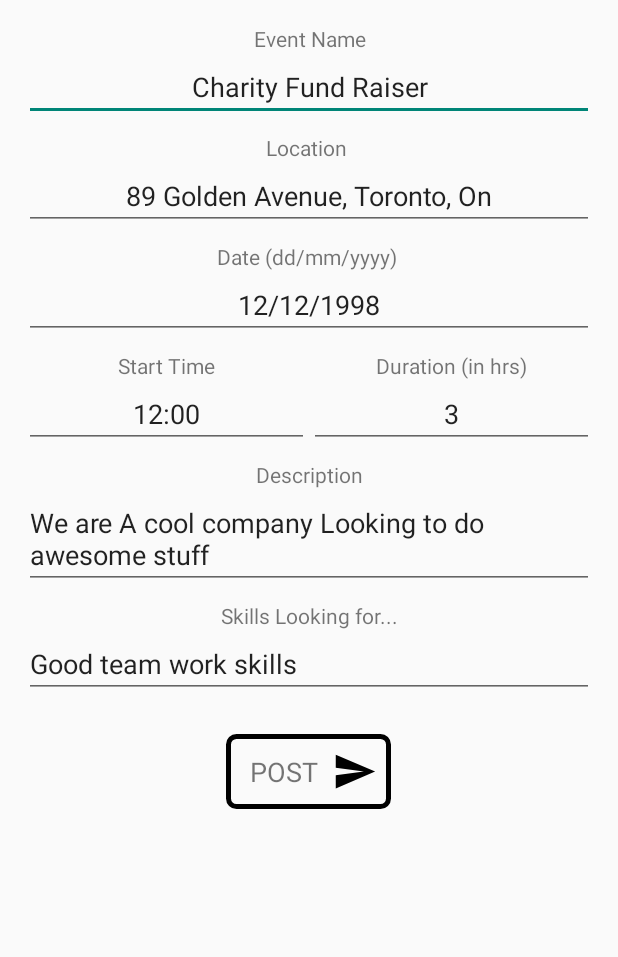
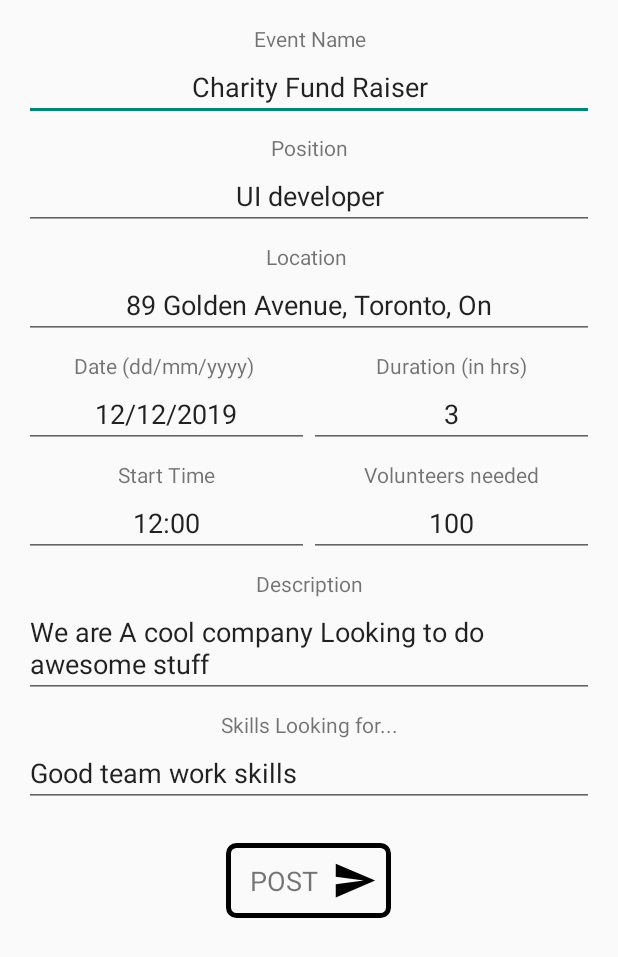
Before and after one commit to ahmedk2/VolunteerHub, an Android app: the CreateNewVolunteerOpportunity screen opened directly, with no data from a screen before it, on a phone screen of 412 x 824 dp. Shown: the top 957 px of the screen. Run offline under Robolectric (Android 15) with nearby library versions, the phone set to English and light mode, and no system bars; our stand-ins replace Firebase (no records; nobody signed in at launch, a user with empty details on screens opened directly).

Commit message:
FRD WORKING POSTNING COMP

```diff
--- a/app/src/main/AndroidManifest.xml
+++ b/app/src/main/AndroidManifest.xml
@@ -1,6 +1,8 @@
 <?xml version="1.0" encoding="utf-8"?>
 <manifest xmlns:android="http://schemas.android.com/apk/res/android"
     package="adjktp.volunteerhub">
+
+    <uses-permission android:name="android.permission.INTERNET" />
 
     <application
         android:allowBackup="true"
--- a/app/src/main/java/adjktp/volunteerhub/Adapters/VolunteerOpportunityAdapter.java
+++ b/app/src/main/java/adjktp/volunteerhub/Adapters/VolunteerOpportunityAdapter.java
@@ -55,7 +55,7 @@ public class VolunteerOpportunityAdapter extends ArrayAdapter {
             Random random = new Random();
             ((TextView) convertView.findViewById(R.id.tvBigLeft)).setText(currentOpportunity.getEventName());
             ((TextView) convertView.findViewById(R.id.tvSmallLeft)).setText(currentOpportunity.getDate());
-            ((TextView) convertView.findViewById(R.id.tvSmallRightTop)).setText(currentOpportunity.getNumberOfattendees() + "/"+ random.nextInt(500) + " attended");
+            ((TextView) convertView.findViewById(R.id.tvSmallRightTop)).setText(currentOpportunity.getNumberOfAttendees() + "/"+ random.nextInt(500) + " attended");
             if (currentOpportunity.getAttended() == 1) {
                 ((TextView) convertView.findViewById(R.id.tvSmallRightBottom)).setText("Hosted");
             } else if (currentOpportunity.getAttended() == 0) {
--- a/app/src/main/java/adjktp/volunteerhub/MainActivity.java
+++ b/app/src/main/java/adjktp/volunteerhub/MainActivity.java
@@ -19,6 +19,10 @@ public class MainActivity extends AppCompatActivity {
     @Override
     protected void onCreate(Bundle savedInstanceState) {
         super.onCreate(savedInstanceState);
+
+        DatabaseHelper dbhelper = new DatabaseHelper(getApplicationContext());
+        dbhelper.insertValue("userIsVolunteer", "0");
+
 
         // make app fullscreen
         getWindow().setFlags(WindowManager.LayoutParams.FLAG_FULLSCREEN,
--- a/app/src/main/res/layout/activity_create_new_volunteer_opportunity.xml
+++ b/app/src/main/res/layout/activity_create_new_volunteer_opportunity.xml
@@ -28,11 +28,12 @@
         android:gravity="center"
         android:layout_width="match_parent"
         android:layout_height="wrap_content"
-        android:text="Location "/>
+        android:text="Position"/>
 
     <EditText
+        android:id="@+id/etPosition"
         android:gravity="center"
-        android:text="89 Golden Avenue, Toronto, On"
+        android:text="UI developer"
         android:layout_width="match_parent"
         android:layout_height="wrap_content"
         android:layout_marginBottom="8dp"/>
@@ -41,14 +42,66 @@
         android:gravity="center"
         android:layout_width="match_parent"
         android:layout_height="wrap_content"
-        android:text="Date (dd/mm/yyyy) "/>
+        android:text="Location "/>
 
     <EditText
+        android:id="@+id/etLocation"
         android:gravity="center"
-        android:text="12/12/1998"
+        android:text="89 Golden Avenue, Toronto, On"
         android:layout_width="match_parent"
         android:layout_height="wrap_content"
         android:layout_marginBottom="8dp"/>
+
+    <LinearLayout
+        android:layout_width="match_parent"
+        android:layout_height="wrap_content"
+        android:orientation="horizontal">
+        <LinearLayout
+            android:layout_width="0dp"
+            android:layout_weight="1"
+            android:orientation="vertical"
+            android:layout_height="wrap_content">
+            <TextView
+                android:gravity="center"
+                android:layout_width="match_parent"
+                android:layout_height="wrap_content"
+                android:text="Date (dd/mm/yyyy) "/>
+
+            <EditText
+                android:id="@+id/etDate"
+                android:gravity="center"
+                android:text="12/12/2019"
+                android:layout_width="match_parent"
+                android:layout_height="wrap_content"
+                android:layout_marginBottom="8dp"/>
+
+        </LinearLayout>
+
+        <LinearLayout
+            android:layout_width="0dp"
+            android:layout_weight="1"
+            android:orientation="vertical"
+            android:layout_height="wrap_content">
+
+            <TextView
+                android:gravity="center"
+                android:layout_width="match_parent"
+                android:layout_height="wrap_content"
+                android:text="Duration (in hrs)"/>
+
+            <EditText
+                android:gravity="center"
+                android:text="3"
+                android:id="@+id/etDuration"
+                android:inputType="time"
+                android:layout_width="match_parent"
+                android:layout_height="wrap_content"
+                android:layout_marginBottom="8dp"/>
+
+        </LinearLayout>
+
+    </LinearLayout>
+
 
     <LinearLayout
         android:layout_width="match_parent"
@@ -88,12 +141,12 @@
                 android:gravity="center"
                 android:layout_width="match_parent"
                 android:layout_height="wrap_content"
-                android:text="Duration (in hrs)"/>
+                android:text="Volunteers needed"/>
 
             <EditText
                 android:gravity="center"
-                android:text="3"
-                android:id="@+id/etDuration"
+                android:text="100"
+                android:id="@+id/etNumberOFAttending"
                 android:inputType="time"
                 android:layout_width="match_parent"
                 android:layout_height="wrap_content"
@@ -123,10 +176,9 @@
         android:layout_height="wrap_content"
         android:text="Skills Looking for..."/>
 
-
     <EditText
         android:text="Good team work skills"
-        android:id="@+id/etSkills"
+        android:id="@+id/etSkillsInfo"
         android:layout_width="match_parent"
         android:layout_height="wrap_content"
         android:layout_marginBottom="8dp"/>
@@ -143,11 +195,13 @@
             android:layout_centerHorizontal="true">
 
             <LinearLayout
+                android:id="@+id/btnPostVolunteerEvent"
                 android:orientation="horizontal"
                 android:layout_width="110dp"
                 android:layout_height="50dp">
 
                 <TextView
+                    android:id="@id/btnPostVolunteerEvent"
                     android:paddingLeft="16dp"
                     android:layout_width="wrap_content"
                     android:layout_height="match_parent"
@@ -156,6 +210,7 @@
                     android:textSize="18sp"/>
 
                 <ImageView
+                    android:id="@id/btnPostVolunteerEvent"
                     android:layout_gravity="center_vertical"
                     android:layout_width="match_parent"
                     android:layout_height="30dp"
```
Also changed, not shown: app/src/main/java/adjktp/volunteerhub/CreateNewVolunteerOpportunity.java (+49 -0 lines), app/src/main/java/adjktp/volunteerhub/CustomObjectClasses/VolunteerOpportunity.java (+33 -4 lines).
